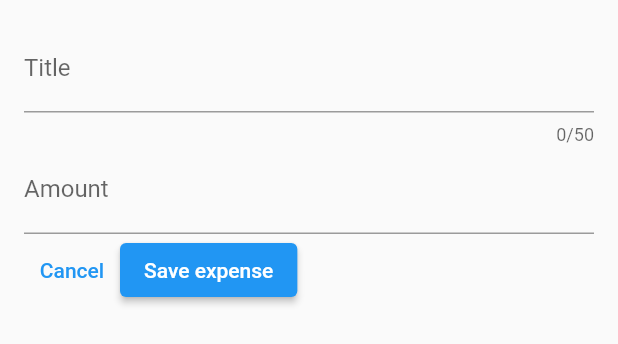
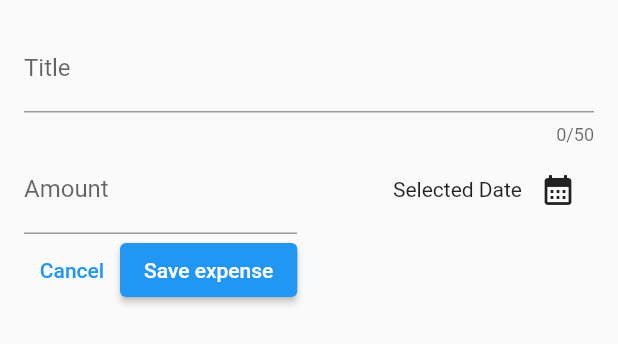
Before and after one commit to EwaBaczynska/expense_tracker_project, a Flutter app: the NewExpense widget shown alone on an empty page, opened directly, on a phone screen of 412 x 824 dp. Shown: the top 344 px of the screen. Run offline on Flutter 3.47's test engine with Material 2 defaults, Android fonts, the phone set to English and light mode, and no system bars.

Commit message:
Showing Date Picker

```diff
--- a/lib/widgets/new_expense.dart
+++ b/lib/widgets/new_expense.dart
@@ -12,6 +12,17 @@
 class _NewExpenseState extends State<NewExpense> {
   final _titleController = TextEditingController();
   final _amountController = TextEditingController();
+
+  void _presentDatePicker() {
+    final now = DateTime.now();
+    final firstDate = DateTime(now.year - 1, now.month, now.day);
+
+    showDatePicker(
+        context: context,
+        initialDate: now,
+        firstDate: firstDate,
+        lastDate: now);
+  }
 
   @override
   void dispose() {
@@ -31,11 +42,33 @@
             maxLength: 50,
             decoration: const InputDecoration(label: Text('Title')),
           ),
-          TextField(
-            controller: _amountController,
-            keyboardType: TextInputType.number,
-            decoration: const InputDecoration(
-                prefixText: '\PLN ', label: Text('Amount')),
+          Row(
+            children: [
+              Expanded(
+                child: TextField(
+                  controller: _amountController,
+                  keyboardType: TextInputType.number,
+                  decoration: const InputDecoration(
+                    prefixText: '\PLN ',
+                    label: Text('Amount'),
+                  ),
+                ),
+              ),
+              const SizedBox(width: 16),
+              Expanded(
+                child: Row(
+                  mainAxisAlignment: MainAxisAlignment.end,
+                  crossAxisAlignment: CrossAxisAlignment.center,
+                  children: [
+                    const Text('Selected Date'),
+                    IconButton(
+                      onPressed: _presentDatePicker,
+                      icon: const Icon(Icons.calendar_month),
+                    ),
+                  ],
+                ),
+              )
+            ],
           ),
           Row(
             children: [
```
Also changed, not shown: 1 other file.
